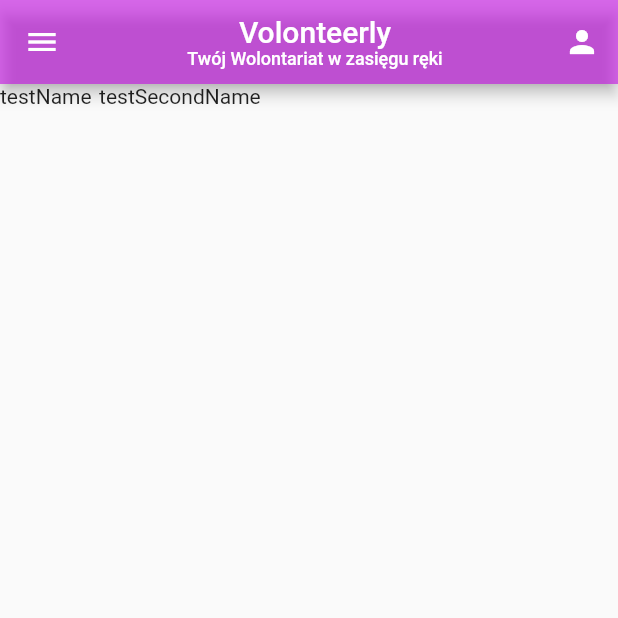
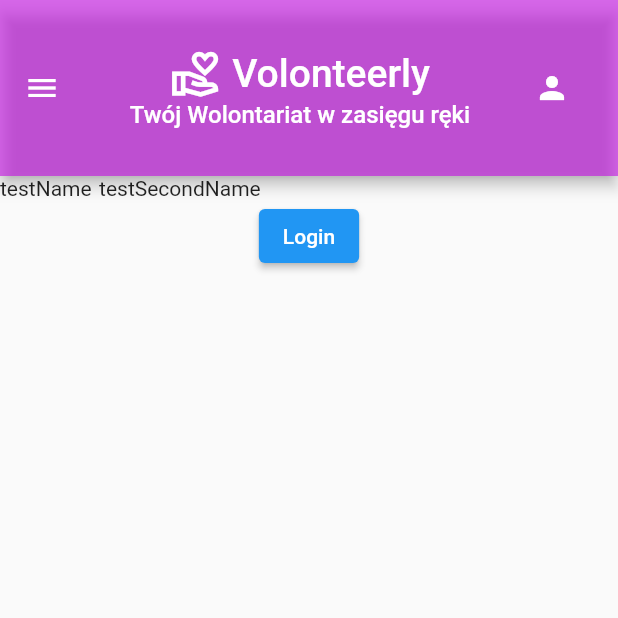
Before and after one commit to Duracyq/flutter_hackaton2023, a Flutter app: the UserProfil screen opened directly, on a phone screen of 412 x 824 dp, the top half of it. Run offline on Flutter 3.47's test engine with Material 2 defaults, Android fonts, the light colour scheme and no system bars; our stand-ins replace expandable_text, google_fonts.

```diff
--- a/volonteer_link/lib/config/appbarConfig.dart
+++ b/volonteer_link/lib/config/appbarConfig.dart
@@ -1,5 +1,5 @@
 import 'package:flutter/material.dart';
-import '../user_profil.dart';
+import '../login.dart';
 
 
 AppBar buildAppBar(BuildContext context, List<String>? drawerTabs) {
@@ -49,7 +49,7 @@ AppBar buildAppBar(BuildContext context, List<String>? drawerTabs) {
         child: IconButton(
           onPressed: () {
             Navigator.of(context).push(
-              MaterialPageRoute(builder: (context) => const UserProfil()),
+              MaterialPageRoute(builder: (context) => const LoginPage()),
             );
           },
           icon: const Icon(Icons.person),
--- a/volonteer_link/lib/config/drawerConfig.dart
+++ b/volonteer_link/lib/config/drawerConfig.dart
@@ -6,6 +6,7 @@ Drawer buildDrawerConfig(BuildContext context){
       "O nas",
       "Informacja kontaktowa",
       "Wydarzenia",
+      "Użytkownicy",
       "Chat",
     ];
 
--- a/volonteer_link/lib/login.dart
+++ b/volonteer_link/lib/login.dart
@@ -1,31 +1,25 @@
-// ignore_for_file: prefer_const_constructors, sort_child_properties_last
-
 import 'package:flutter/material.dart';
 import 'package:google_fonts/google_fonts.dart';
 import 'config/appbarConfig.dart';
 import 'config/drawerConfig.dart';
-
-import 'main.dart' as m;
 import 'rejestracja.dart' as r;
 
 void main() {
-  runApp(const MyApp());
+  runApp(LoginPage());
 }
 
-class MyApp extends StatelessWidget {
-  const MyApp({Key? key});
+class LoginPage extends StatefulWidget {
+  const LoginPage({Key? key});
 
+  @override
+  _LoginPageState createState() => _LoginPageState();
+}
+
+class _LoginPageState extends State<LoginPage> {
   @override
   Widget build(BuildContext context) {
     double width = MediaQuery.of(context).size.width;
     double height = MediaQuery.of(context).size.height;
-
-    final List<String> drawerTabs = [
-      "O nas",
-      "Informacja kontaktowa",
-      "Wydażenia",
-      "Chat",
-    ];
 
     return MaterialApp(
       debugShowCheckedModeBanner: false,
--- a/volonteer_link/lib/user_profil.dart
+++ b/volonteer_link/lib/user_profil.dart
@@ -1,4 +1,7 @@
 import 'package:flutter/material.dart';
+import 'config/appbarConfig.dart';
+import 'config/drawerConfig.dart';
+import './login.dart'; // Import the login page file
 
 class UserProfil extends StatefulWidget {
   const UserProfil({super.key});
@@ -8,68 +11,19 @@ class UserProfil extends StatefulWidget {
 }
 
 class UserProfilState extends State<UserProfil> {
-    final List <String> drawerTabs = [
-      "O nas",
-      "Informacja kontaktowa",
-      "Wydażenia",
-      "Chat",
-    ];
-
     String userName = "testName";
     String userSecondName = "testSecondName";
+    bool isLoggedIn = false;
+
+    // implement navigating to register account or login path: ./login.dart/
+    // if isLoggedIn == false
+
 
   @override
 Widget build(BuildContext context) {
   return Scaffold(
-        appBar: AppBar(
-          backgroundColor:const Color.fromARGB(156, 196, 15, 227),
-          title: const Row(
-            mainAxisAlignment: MainAxisAlignment.center,
-            children: <Widget> [
-              //Image.asset('assets/images/logo.png',
-              Column(
-                children: [
-                  Center(
-                    child: Column(
-                      children:[
-                        Text('Volonteerly',
-                        style: TextStyle(
-                          color: Colors.white,
-                          fontSize: 20,
-                          ),
-                        ),
-                        Text('Twój Wolontariat w zasięgu ręki',
-                          style: TextStyle(
-                            color: Color.fromRGBO(255,255,255,80),
-                            fontSize: 12,
-
-                          ),
-                      ),
-                      ],
-                    )
-                  )
-
-                ],
-              ),
-            ],
-          ),
-          actions: <Widget> [
-            IconButton(
-              onPressed: (){}, //dodać funkcję
-              icon: const Icon(Icons.person)
-            ),
-          ],
-        ),
-        drawer: Drawer(
-          child: ListView(
-            children: drawerTabs.map((e) => Text(e,
-                style: const TextStyle(
-                  fontSize: 20,
-                ),
-              ),
-            ).toList(),
-          ),
-        ),
+    appBar: buildAppBar(context, null),
+    drawer: buildDrawerConfig(context),
     body: Column(
       children: [
         Column( // dane użytkownika
@@ -91,9 +45,17 @@ class UserProfilState extends State<UserProfil> {
         Column(
           children: [
             Container(
-
+              // Your content for the user profile
             ),
-              ]
+          ],
+        ),
+        // Conditional navigation based on isLoggedIn
+        if (!isLoggedIn)
+          ElevatedButton(
+            onPressed: () {
+              Navigator.push(context, MaterialPageRoute(builder: (context) => LoginPage()));
+            },
+            child: Text('Login'),
           ),
       ],
     ),
```
Also changed, not shown: volonteer_link/lib/config/kreator.dart (added, +262 -0 lines), volonteer_link/lib/main.dart (+10 -2 lines). Lines whose indentation alone changed are shown as unchanged.
